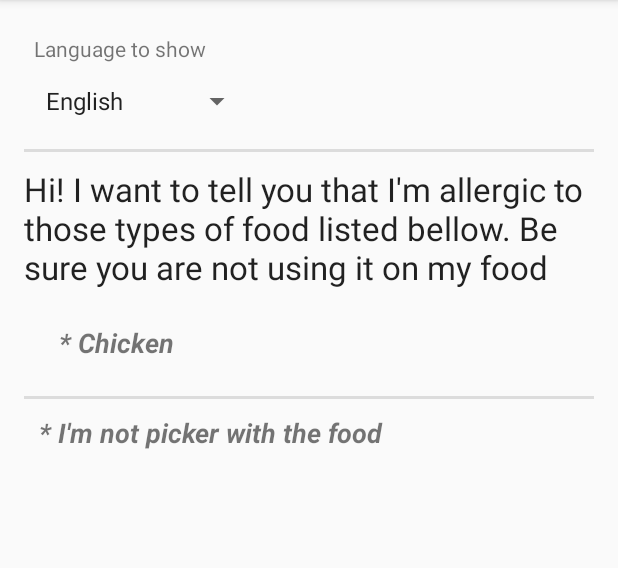
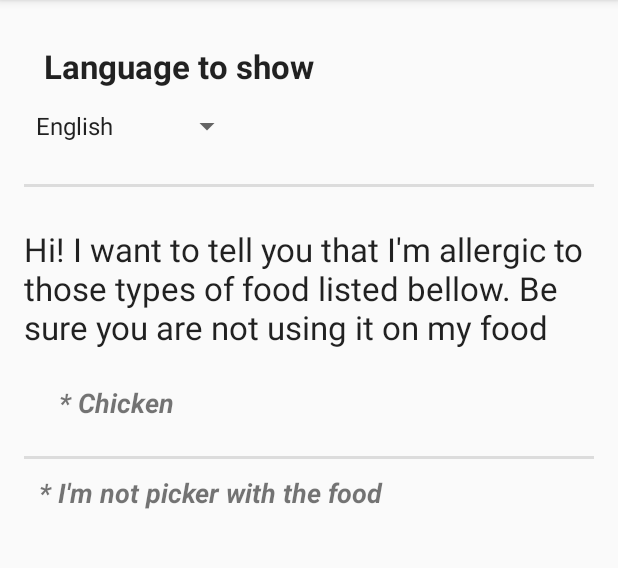
Before and after one commit to trmendes/FoodRestrictions, an Android app: the screen it shows after launch (MainActivity), in the side drawer, after a tap on "Show Texts", on a phone screen of 412 x 824 dp, the part 84-652 px from its top. Run offline under Robolectric (Android 15) with nearby library versions, the light colour scheme and no system bars.

Commit message:
* Fixing the custom message window scroll

```diff
--- a/app/src/main/res/layout/activity_restriction_message.xml
+++ b/app/src/main/res/layout/activity_restriction_message.xml
@@ -3,39 +3,42 @@
     android:orientation="vertical" android:layout_width="match_parent"
     android:layout_height="match_parent">
 
-    <LinearLayout xmlns:android="http://schemas.android.com/apk/res/android"
-        android:orientation="vertical" android:layout_width="match_parent"
-        android:layout_height="match_parent">
-
-
     <TextView
         android:layout_width="wrap_content"
         android:layout_height="wrap_content"
-            android:textAppearance="?android:attr/textAppearanceSmall"
+        android:textAppearance="?android:attr/textAppearanceLarge"
         android:text="@string/select_a_language"
         android:id="@+id/tvLanguage"
-            android:layout_margin="10px" />
+        android:textStyle="bold"
+        android:layout_margin="20px" />
 
     <Spinner
         android:layout_width="wrap_content"
         android:id="@+id/spinner_language"
         android:layout_height="wrap_content"
-            android:layout_margin="10px" />
+        android:spinnerMode="dropdown" />
 
     <View
         android:layout_width="match_parent"
         android:layout_height="2dp"
         android:background="?android:attr/listDivider"
-            android:layout_marginTop="20px" />
+        android:layout_marginTop="40px" />
+
+    <ScrollView xmlns:android="http://schemas.android.com/apk/res/android"
+        android:layout_width="fill_parent"
+        android:layout_height="fill_parent">
+        <LinearLayout xmlns:android="http://schemas.android.com/apk/res/android"
+            android:orientation="vertical" android:layout_width="match_parent"
+            android:layout_height="match_parent">
 
             <TextView
+                android:layout_marginTop="40px"
                 android:layout_width="wrap_content"
                 android:layout_height="wrap_content"
                 android:textAppearance="?android:attr/textAppearanceLarge"
                 android:text="@string/message_allergic_to"
                 android:id="@+id/messages_allergic_text"
-            android:layout_gravity="center_horizontal"
-            android:layout_marginTop="10dp" />
+                android:layout_gravity="center_horizontal" />
 
             <LinearLayout
                 android:padding="10dip"
@@ -66,5 +69,5 @@
                 android:layout_width="match_parent"
                 android:layout_height="wrap_content"></LinearLayout>
         </LinearLayout>
-
+    </ScrollView>
 </LinearLayout>
```
Also changed, not shown: app/src/main/assets/changelog.txt, gradle/wrapper/gradle-wrapper.properties (added), 1 other file. Lines whose indentation alone changed are shown as unchanged.
